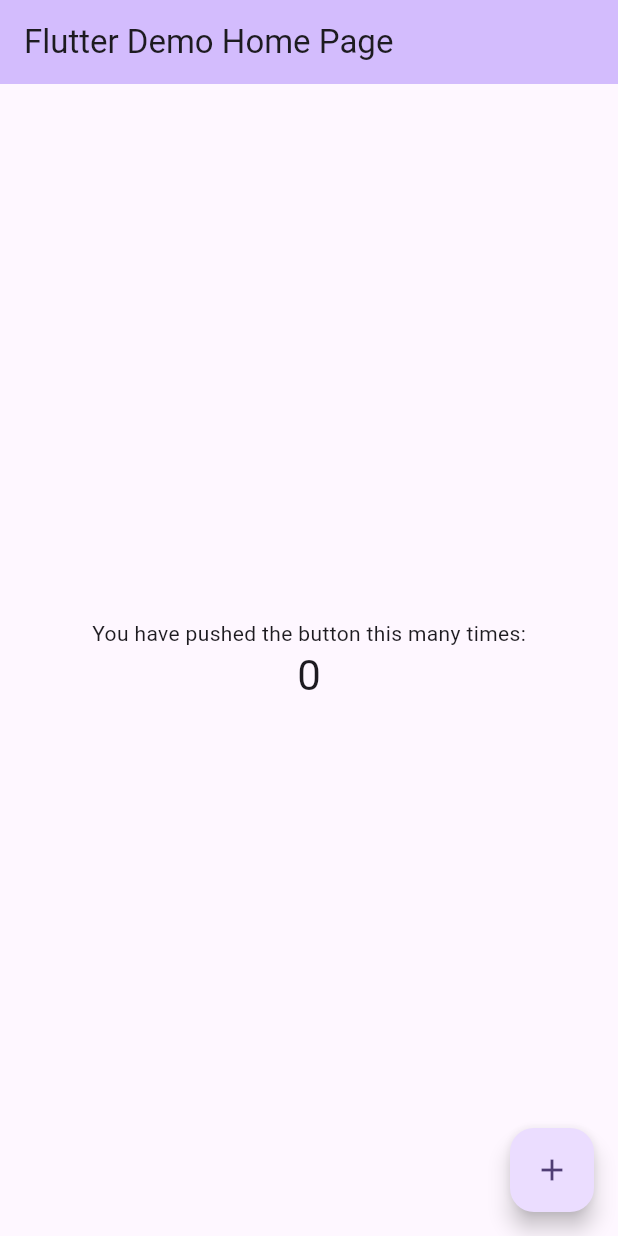
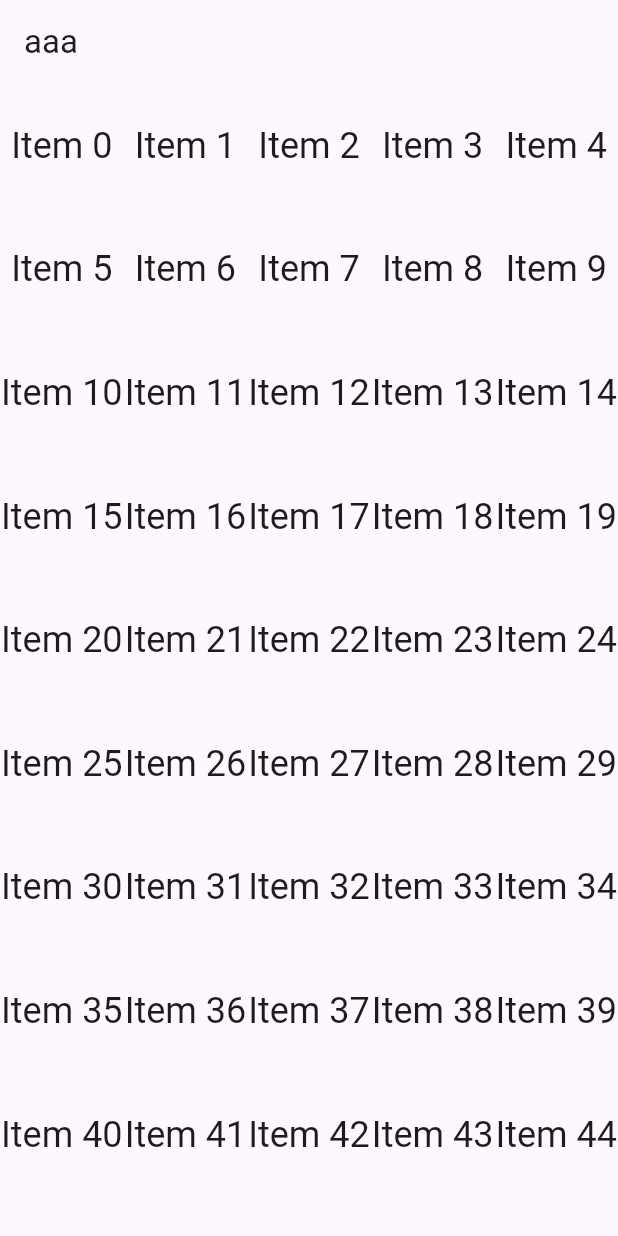
Before and after one commit to FRbrt/GGG2024_board_game, a Flutter app: the screen it shows after launch, on a phone screen of 412 x 824 dp. Run offline on Flutter 3.47's test engine with Material 3 defaults, Android fonts, the phone set to English and light mode, and no system bars.

Commit message:
added board

```diff
--- a/ggg_board_game/lib/main.dart
+++ b/ggg_board_game/lib/main.dart
@@ -1,4 +1,5 @@
 import 'package:flutter/material.dart';
+import 'package:ggg_board_game/views/board.dart';
 
 void main() {
   runApp(const MyApp());
@@ -31,95 +32,7 @@
         colorScheme: ColorScheme.fromSeed(seedColor: Colors.deepPurple),
         useMaterial3: true,
       ),
-      home: const MyHomePage(title: 'Flutter Demo Home Page'),
+      home: const Board()
     );
   }
 }
-
-class MyHomePage extends StatefulWidget {
-  const MyHomePage({super.key, required this.title});
-
-  // This widget is the home page of your application. It is stateful, meaning
-  // that it has a State object (defined below) that contains fields that affect
-  // how it looks.
-
-  // This class is the configuration for the state. It holds the values (in this
-  // case the title) provided by the parent (in this case the App widget) and
-  // used by the build method of the State. Fields in a Widget subclass are
-  // always marked "final".
-
-  final String title;
-
-  @override
-  State<MyHomePage> createState() => _MyHomePageState();
-}
-
-class _MyHomePageState extends State<MyHomePage> {
-  int _counter = 0;
-
-  void _incrementCounter() {
-    setState(() {
-      // This call to setState tells the Flutter framework that something has
-      // changed in this State, which causes it to rerun the build method below
-      // so that the display can reflect the updated values. If we changed
-      // _counter without calling setState(), then the build method would not be
-      // called again, and so nothing would appear to happen.
-      _counter++;
-    });
-  }
-
-  @override
-  Widget build(BuildContext context) {
-    // This method is rerun every time setState is called, for instance as done
-    // by the _incrementCounter method above.
-    //
-    // The Flutter framework has been optimized to make rerunning build methods
-    // fast, so that you can just rebuild anything that needs updating rather
-    // than having to individually change instances of widgets.
-    return Scaffold(
-      appBar: AppBar(
-        // TRY THIS: Try changing the color here to a specific color (to
-        // Colors.amber, perhaps?) and trigger a hot reload to see the AppBar
-        // change color while the other colors stay the same.
-        backgroundColor: Theme.of(context).colorScheme.inversePrimary,
-        // Here we take the value from the MyHomePage object that was created by
-        // the App.build method, and use it to set our appbar title.
-        title: Text(widget.title),
-      ),
-      body: Center(
-        // Center is a layout widget. It takes a single child and positions it
-        // in the middle of the parent.
-        child: Column(
-          // Column is also a layout widget. It takes a list of children and
-          // arranges them vertically. By default, it sizes itself to fit its
-          // children horizontally, and tries to be as tall as its parent.
-          //
-          // Column has various properties to control how it sizes itself and
-          // how it positions its children. Here we use mainAxisAlignment to
-          // center the children vertically; the main axis here is the vertical
-          // axis because Columns are vertical (the cross axis would be
-          // horizontal).
-          //
-          // TRY THIS: Invoke "debug painting" (choose the "Toggle Debug Paint"
-          // action in the IDE, or press "p" in the console), to see the
-          // wireframe for each widget.
-          mainAxisAlignment: MainAxisAlignment.center,
-          children: <Widget>[
-            const Text(
-              'You have pushed the button this many times:',
-            ),
-            Text(
-              '$_counter',
-              style: Theme.of(context).textTheme.headlineMedium,
-            ),
-          ],
-        ),
-      ),
-      floatingActionButton: FloatingActionButton(
-        onPressed: _incrementCounter,
-        tooltip: 'Increment',
-        child: const Icon(Icons.add),
-      ), // This trailing comma makes auto-formatting nicer for build methods.
-    );
-  }
-}
--- a/ggg_board_game/lib/views/board.dart
+++ b/ggg_board_game/lib/views/board.dart
@@ -0,0 +1,35 @@
+import 'package:flutter/material.dart';
+
+
+class Board extends StatefulWidget {
+  const Board({super.key});
+
+  @override
+  State<Board> createState() => _BoardState();
+}
+
+class _BoardState extends State<Board> {
+
+@override
+  Widget build(BuildContext context) {
+    return MaterialApp(
+      title: "aaa",
+      home: Scaffold(
+        appBar: AppBar(
+          title: const Text("aaa"),
+        ),
+        body: GridView.count(
+          crossAxisCount: 5,
+          children: List.generate(100, (index) {
+            return Center(
+              child: Text(
+                'Item $index',
+                style: Theme.of(context).textTheme.headlineSmall,
+              ),
+            );
+          }),
+        ),
+      ),
+    );
+  }
+}
```
